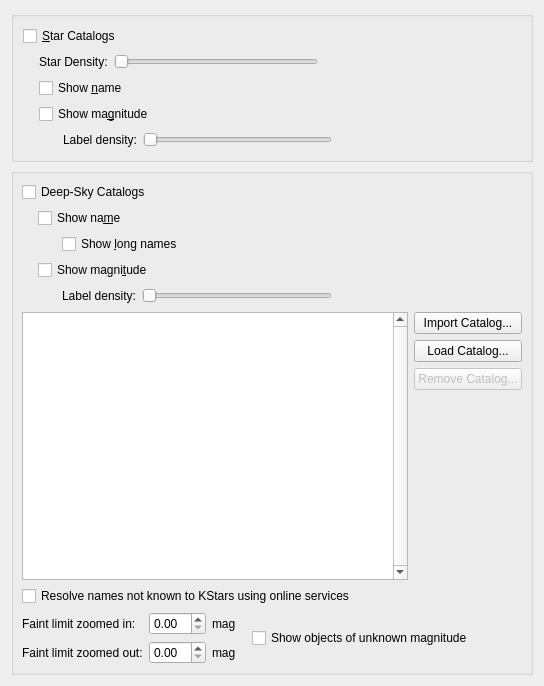
Andre87osx/AstroPi-system, file kstars-astropi/kstars/options/opscatalog.ui: the form before one commit.
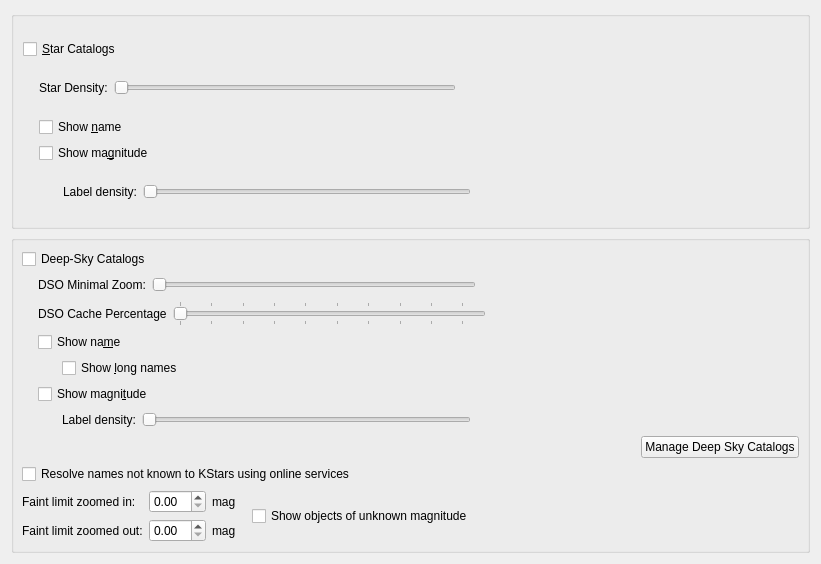
The form after the commit. Custom widgets are drawn as their Qt base class.

Commit message:
import some commit from inventKDE
kstars 3.5.4

What changed in the file:
```diff
--- a/kstars-astropi/kstars/options/opscatalog.ui
+++ b/kstars-astropi/kstars/options/opscatalog.ui
@@ -6,8 +6,8 @@
    <rect>
     <x>0</x>
     <y>0</y>
-    <width>544</width>
-    <height>686</height>
+    <width>821</width>
+    <height>564</height>
    </rect>
   </property>
   <layout class="QVBoxLayout">
@@ -271,6 +271,136 @@
           </attribute>
          </widget>
         </item>
+        <item>
+         <layout class="QHBoxLayout" name="horizontalLayout_5">
+          <property name="sizeConstraint">
+           <enum>QLayout::SetDefaultConstraint</enum>
+          </property>
+          <property name="topMargin">
+           <number>0</number>
+          </property>
+          <item>
+           <spacer name="horizontalSpacer_13">
+            <property name="orientation">
+             <enum>Qt::Horizontal</enum>
+            </property>
+            <property name="sizeType">
+             <enum>QSizePolicy::Fixed</enum>
+            </property>
+            <property name="sizeHint" stdset="0">
+             <size>
+              <width>16</width>
+              <height>20</height>
+             </size>
+            </property>
+           </spacer>
+          </item>
+          <item>
+           <widget class="QLabel" name="DSOMInZoomLabel">
+            <property name="text">
+             <string>DSO Minimal Zoom:</string>
+            </property>
+           </widget>
+          </item>
+          <item>
+           <widget class="QSlider" name="kcfg_DSOMinZoomFactor">
+            <property name="minimum">
+             <number>250</number>
+            </property>
+            <property name="maximum">
+             <number>4000</number>
+            </property>
+            <property name="pageStep">
+             <number>200</number>
+            </property>
+            <property name="orientation">
+             <enum>Qt::Horizontal</enum>
+            </property>
+           </widget>
+          </item>
+          <item>
+           <spacer name="horizontalSpacer_14">
+            <property name="orientation">
+             <enum>Qt::Horizontal</enum>
+            </property>
+            <property name="sizeHint" stdset="0">
+             <size>
+              <width>40</width>
+              <height>20</height>
+             </size>
+            </property>
+           </spacer>
+          </item>
+         </layout>
+        </item>
+        <item>
+         <layout class="QHBoxLayout" name="horizontalLayout">
+          <property name="spacing">
+           <number>6</number>
+          </property>
+          <property name="sizeConstraint">
+           <enum>QLayout::SetDefaultConstraint</enum>
+          </property>
+          <property name="bottomMargin">
+           <number>0</number>
+          </property>
+          <item>
+           <spacer name="horizontalSpacer_11">
+            <property name="orientation">
+             <enum>Qt::Horizontal</enum>
+            </property>
+            <property name="sizeType">
+             <enum>QSizePolicy::Fixed</enum>
+            </property>
+            <property name="sizeHint" stdset="0">
+             <size>
+              <width>16</width>
+              <height>20</height>
+             </size>
+            </property>
+           </spacer>
+          </item>
+          <item>
+           <widget class="QLabel" name="DSOCacheLabel">
+            <property name="text">
+             <string>DSO Cache Percentage</string>
+            </property>
+           </widget>
+          </item>
+          <item>
+           <widget class="QSlider" name="kcfg_DSOCachePercentage">
+            <property name="minimum">
+             <number>5</number>
+            </property>
+            <property name="maximum">
+             <number>100</number>
+            </property>
+            <property name="orientation">
+             <enum>Qt::Horizontal</enum>
+            </property>
+            <property name="tickPosition">
+             <enum>QSlider::TicksBothSides</enum>
+            </property>
+            <property name="tickInterval">
+             <number>10</number>
+            </property>
+           </widget>
+          </item>
+          <item>
+           <spacer name="horizontalSpacer_12">
+            <property name="orientation">
+             <enum>Qt::Horizontal</enum>
+            </property>
+            <property name="sizeHint" stdset="0">
+             <size>
+              <width>40</width>
+              <height>20</height>
+             </size>
+            </property>
+           </spacer>
+          </item>
+         </layout>
+        </item>
         <item>
          <layout class="QHBoxLayout" name="horizontalLayout_1">
           <property name="topMargin">
@@ -414,7 +544,7 @@
           <item>
            <widget class="QSlider" name="kcfg_DeepSkyLabelDensity">
             <property name="maximum">
-             <number>30</number>
+             <number>100</number>
             </property>
             <property name="orientation">
              <enum>Qt::Horizontal</enum>
@@ -439,86 +569,31 @@
           </item>
          </layout>
         </item>
-       </layout>
-      </item>
-      <item>
-       <layout class="QHBoxLayout">
-        <property name="spacing">
-         <number>6</number>
-        </property>
-        <property name="leftMargin">
-         <number>0</number>
-        </property>
-        <property name="topMargin">
-         <number>0</number>
-        </property>
-        <property name="rightMargin">
-         <number>0</number>
-        </property>
-        <property name="bottomMargin">
-         <number>0</number>
-        </property>
         <item>
-         <widget class="QListWidget" name="CatalogList">
-          <property name="verticalScrollBarPolicy">
-           <enum>Qt::ScrollBarAlwaysOn</enum>
-          </property>
-         </widget>
-        </item>
-        <item>
-         <layout class="QVBoxLayout">
-          <property name="spacing">
-           <number>6</number>
-          </property>
-          <property name="leftMargin">
-           <number>0</number>
-          </property>
+         <layout class="QHBoxLayout" name="horizontalLayout_7">
           <property name="topMargin">
            <number>0</number>
           </property>
-          <property name="rightMargin">
-           <number>0</number>
-          </property>
-          <property name="bottomMargin">
-           <number>0</number>
-          </property>
           <item>
-           <widget class="QPushButton" name="AddCatalog">
-            <property name="text">
-             <string>Import Catalog...</string>
-            </property>
-           </widget>
-          </item>
-          <item>
-           <widget class="QPushButton" name="LoadCatalog">
-            <property name="text">
-             <string>Load Catalog...</string>
-            </property>
-           </widget>
-          </item>
-          <item>
-           <widget class="QPushButton" name="RemoveCatalog">
-            <property name="enabled">
-             <bool>false</bool>
-            </property>
-            <property name="text">
-             <string>Remove Catalog...</string>
-            </property>
-           </widget>
-          </item>
-          <item>
-           <spacer>
+           <spacer name="horizontalSpacer_15">
             <property name="orientation">
-             <enum>Qt::Vertical</enum>
+             <enum>Qt::Horizontal</enum>
             </property>
             <property name="sizeHint" stdset="0">
              <size>
-              <width>20</width>
-              <height>40</height>
+              <width>40</width>
+              <height>20</height>
              </size>
             </property>
            </spacer>
           </item>
+          <item>
+           <widget class="QPushButton" name="manageButton">
+            <property name="text">
+             <string>Manage Deep Sky Catalogs</string>
+            </property>
+           </widget>
+          </item>
          </layout>
         </item>
        </layout>
@@ -572,6 +647,14 @@
           <property name="spacing">
            <number>6</number>
           </property>
+          <item row="1" column="1">
+           <widget class="MagnitudeSpinBox" name="kcfg_MagLimitDrawDeepSkyZoomOut">
+            <property name="toolTip">
+             <string>Set the faint magnitude limits for NGC / Messier objects when zoomed in and zoomed out. 
+These magnitude limits do not affect IC objects, as the magnitudes for many IC objects are undefined.</string>
+            </property>
+           </widget>
+          </item>
           <item row="1" column="0">
            <widget class="QLabel" name="LabelMagDeepSkyZoomOut">
             <property name="toolTip">
@@ -583,17 +666,6 @@
             </property>
            </widget>
           </item>
-          <item row="0" column="2">
-           <widget class="QLabel" name="LabelMag3">
-            <property name="toolTip">
-             <string>Set the faint magnitude limits for NGC / Messier objects when zoomed in and zoomed out. 
-These magnitude limits do not affect IC objects, as the magnitudes for many IC objects are undefined.</string>
-            </property>
-            <property name="text">
-             <string>mag</string>
-            </property>
-           </widget>
-          </item>
           <item row="1" column="2">
            <widget class="QLabel" name="LabelMag4">
             <property name="toolTip">
@@ -624,12 +696,15 @@
             </property>
            </widget>
           </item>
-          <item row="1" column="1">
-           <widget class="MagnitudeSpinBox" name="kcfg_MagLimitDrawDeepSkyZoomOut">
+          <item row="0" column="2">
+           <widget class="QLabel" name="LabelMag3">
             <property name="toolTip">
              <string>Set the faint magnitude limits for NGC / Messier objects when zoomed in and zoomed out. 
 These magnitude limits do not affect IC objects, as the magnitudes for many IC objects are undefined.</string>
             </property>
+            <property name="text">
+             <string>mag</string>
+            </property>
            </widget>
           </item>
          </layout>
@@ -661,7 +736,7 @@
          </widget>
         </item>
         <item>
-         <spacer>
+         <spacer name="spacer">
           <property name="orientation">
            <enum>Qt::Horizontal</enum>
           </property>
```
The commit also changes 344 other files.
